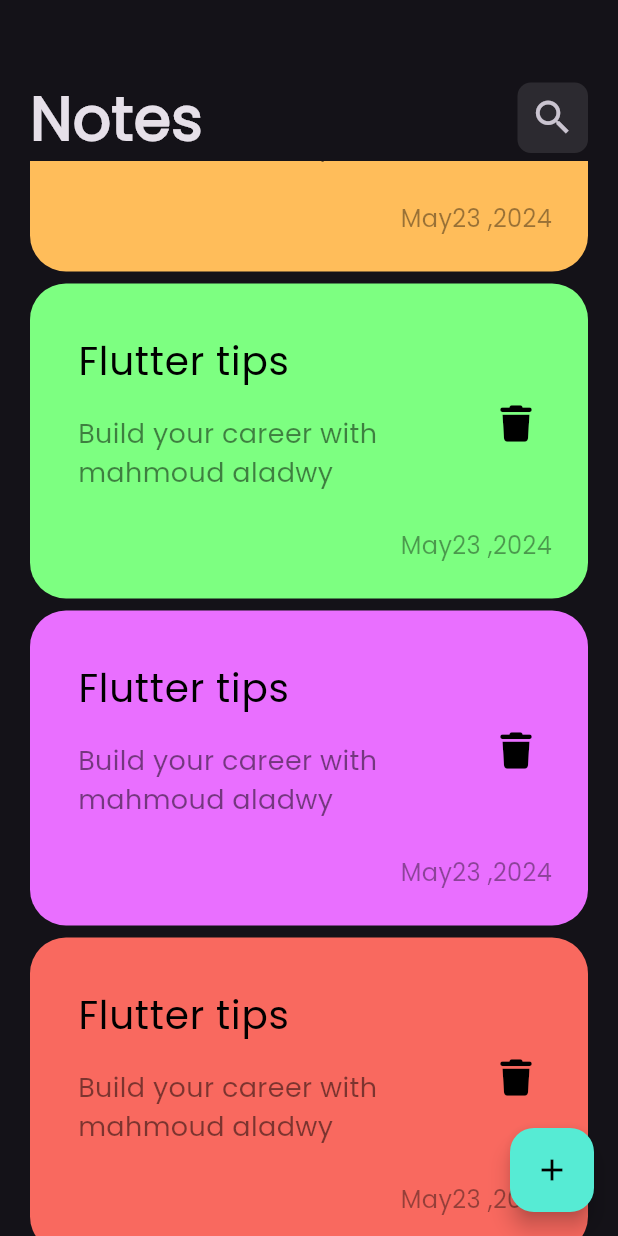
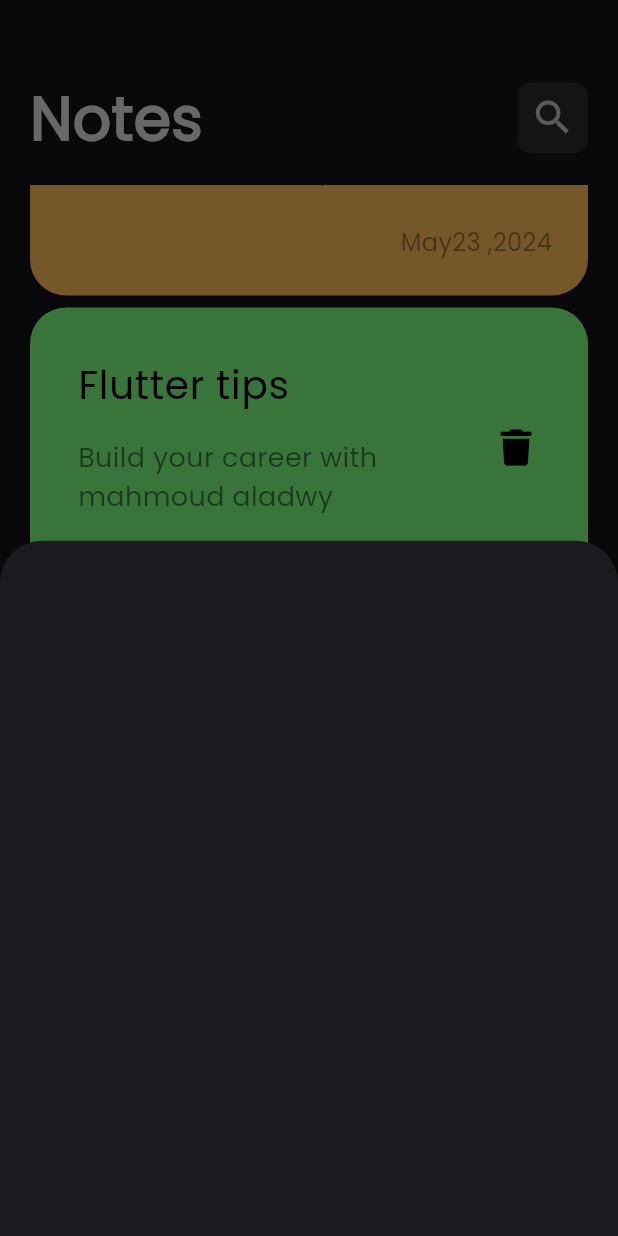
Before and after one commit to MahmoudAladwy33/NotesApp, a Flutter app: the screen it shows after launch, scrolled down 576 dp, after a tap on the "add" icon, on a phone screen of 412 x 824 dp. Run offline on Flutter 3.47's test engine with Material 3 defaults, Android fonts, the light colour scheme and no system bars; our stand-ins replace font_awesome_flutter.

Commit message:
add note bottom sheet

```diff
--- a/lib/Views/notes_view.dart
+++ b/lib/Views/notes_view.dart
@@ -1,4 +1,5 @@
 import 'package:flutter/material.dart';
+import 'package:notes_app/Widgets/add_note_bottom_sheet.dart';
 import 'package:notes_app/Widgets/notes_view_body.dart';
 
 class NotesView extends StatelessWidget {
@@ -10,7 +11,14 @@
     return Scaffold(
       floatingActionButton: FloatingActionButton(
         backgroundColor: const Color(0xff56ebd4),
-        onPressed: () {},
+        onPressed: () {
+          showModalBottomSheet(
+            context: context,
+            builder: (context) {
+              return const AddNoteBottomSheet();
+            },
+          );
+        },
         child: const Icon(
           Icons.add,
           color: Colors.black,
--- /dev/null
+++ b/lib/Widgets/add_note_bottom_sheet.dart
@@ -0,0 +1,10 @@
+import 'package:flutter/material.dart';
+
+class AddNoteBottomSheet extends StatelessWidget {
+  const AddNoteBottomSheet({super.key});
+
+  @override
+  Widget build(BuildContext context) {
+    return Container();
+  }
+}
--- a/lib/Widgets/notes_list_view.dart
+++ b/lib/Widgets/notes_list_view.dart
@@ -15,7 +15,10 @@
   @override
   Widget build(BuildContext context) {
     return Expanded(
+      child: Padding(
+        padding: const EdgeInsets.symmetric(vertical: 16),
         child: ListView.builder(
+          padding: EdgeInsets.zero,
           itemBuilder: (context, index) {
             return Padding(
               padding: const EdgeInsets.symmetric(vertical: 4),
@@ -25,6 +28,7 @@
             );
           },
         ),
+      ),
     );
   }
 }
```
Lines whose indentation alone changed are shown as unchanged.
